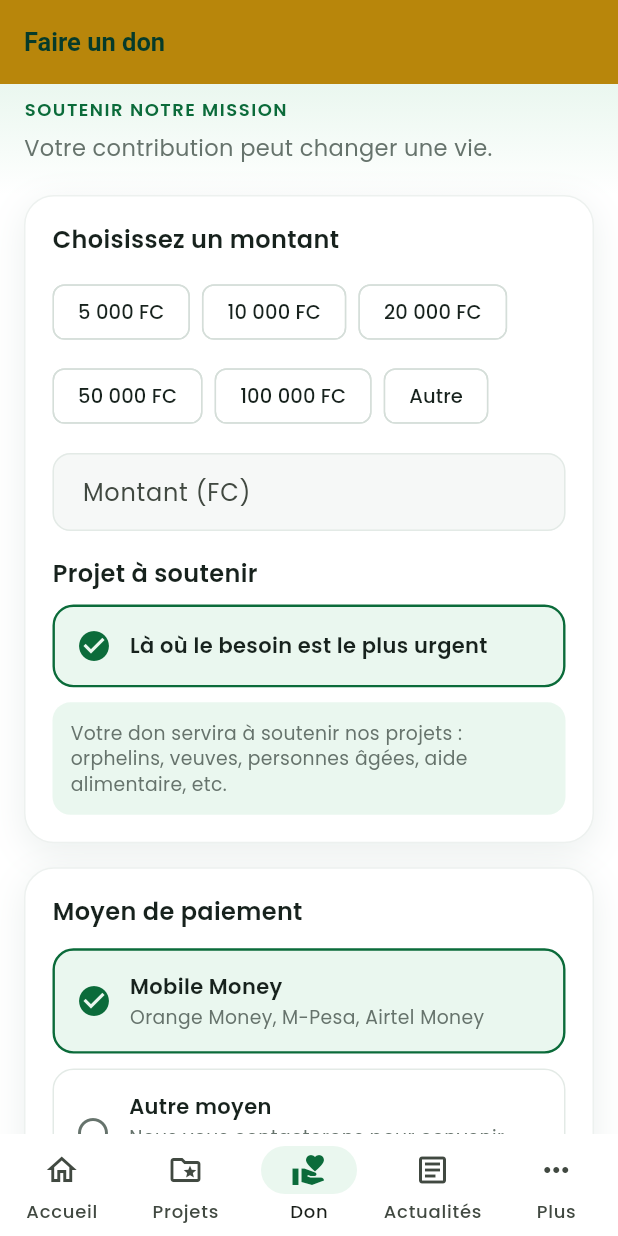
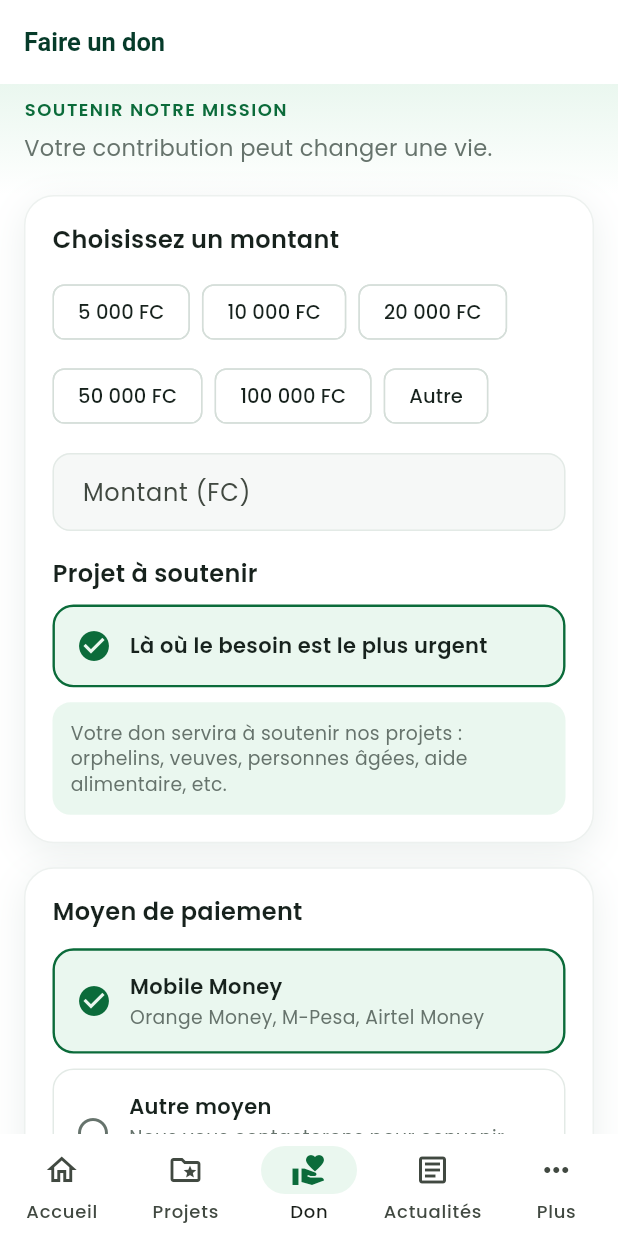
Before and after one commit to mamykalume58-sketch/semences-despoir-app, a Flutter app: the screen it shows after launch, after a tap on "Nous soutenir", on a phone screen of 412 x 824 dp. Run offline on Flutter 3.47's test engine with Material 3 defaults, Android fonts, the phone set to English and light mode, and no system bars; our stand-ins replace cloud_firestore, firebase_auth, firebase_core, google_fonts, google_sign_in, image_picker and 4 more; accounts and stored records are empty.

Commit message:
revert: retour aux couleurs d'origine (blanc/vert), retrait du diagnostic de version

```diff
--- a/lib/main.dart
+++ b/lib/main.dart
@@ -5,11 +5,6 @@ import 'package:flutter/services.dart';
 import 'data/app_info.dart';
 import 'screens/splash_screen.dart';
 import 'theme.dart';
-
-/// Faux tant que le splash screen est affiché (fond vert plein écran),
-/// activé dès que MainShell se lance : la bande dorée du bas n'apparaît
-/// qu'à partir de là, pour ne pas trancher avec le splash.
-final ValueNotifier<bool> showGoldSystemBar = ValueNotifier<bool>(false);
 
 Future<void> main() async {
   WidgetsFlutterBinding.ensureInitialized();
@@ -37,29 +32,6 @@ class SemencesApp extends StatelessWidget {
       debugShowCheckedModeBanner: false,
       theme: buildTheme(),
       home: const SplashScreen(),
-      builder: (context, child) {
-        final bottomPadding = MediaQuery.of(context).padding.bottom;
-        return Stack(
-          children: [
-            if (child != null) child,
-            // Bande dorée sur la vraie barre système du bas (navigation) :
-            // Android 15+ ignore la couleur native, donc on la peint nous-mêmes.
-            // Masquée tant qu'on est sur le splash (voir showGoldSystemBar).
-            ValueListenableBuilder<bool>(
-              valueListenable: showGoldSystemBar,
-              builder: (context, show, _) {
-                if (!show) return const SizedBox.shrink();
-                return Positioned(
-                  bottom: 0, left: 0, right: 0,
-                  child: IgnorePointer(
-                    child: Container(height: bottomPadding, color: const Color(0xFFB8860B)),
-                  ),
-                );
-              },
-            ),
-          ],
-        );
-      },
     );
   }
 }
--- a/lib/screens/more_screen.dart
+++ b/lib/screens/more_screen.dart
@@ -11,8 +11,6 @@ import '../widgets/delete_account_tile.dart';
 import 'package:firebase_auth/firebase_auth.dart';
 import '../services/auth_service.dart';
 import '../services/member_service.dart';
-import 'package:package_info_plus/package_info_plus.dart';
-import 'package:cloud_firestore/cloud_firestore.dart';
 
 /// Onglet « Plus » : menu des pages secondaires + toutes les données de l'ancien footer
 /// (marque/slogan, coordonnées, réseaux sociaux, copyright).
@@ -71,45 +69,8 @@ class MoreScreen extends StatelessWidget {
               style: AppText.small,
             ),
           ),
-          const Gap(8),
-          const Center(child: _DiagVersionInfo()),
         ],
       ),
-    );
-  }
-}
-
-/// TEMPORAIRE — à retirer une fois le diagnostic de mise à jour terminé.
-/// Affiche côte à côte le build installé et celui publié dans Firestore.
-class _DiagVersionInfo extends StatelessWidget {
-  const _DiagVersionInfo();
-
-  Future<String> _load() async {
-    final info = await PackageInfo.fromPlatform();
-    String firestoreCode = '?';
-    try {
-      final doc = await FirebaseFirestore.instance
-          .collection('app_versions')
-          .doc(info.packageName)
-          .get();
-      firestoreCode = doc.data()?['latestVersionCode']?.toString() ?? 'absent';
-    } catch (e) {
-      firestoreCode = 'erreur';
-    }
-    return 'Installé : build ${info.buildNumber}  •  Firestore : build $firestoreCode  •  pkg ${info.packageName}';
-  }
-
-  @override
-  Widget build(BuildContext context) {
-    return FutureBuilder<String>(
-      future: _load(),
-      builder: (context, snap) {
-        return Text(
-          snap.data ?? 'Vérification...',
-          textAlign: TextAlign.center,
-          style: const TextStyle(fontSize: 10, color: AppColors.texteSecondaire),
-        );
-      },
     );
   }
 }
--- a/lib/theme.dart
+++ b/lib/theme.dart
@@ -1,5 +1,4 @@
 import 'package:flutter/material.dart';
-import 'package:flutter/services.dart';
 import 'package:google_fonts/google_fonts.dart';
 
 /// Charte graphique reprise de css/style.css (site web).
@@ -41,13 +40,12 @@ ThemeData buildTheme() {
     textTheme: GoogleFonts.poppinsTextTheme(base.textTheme)
         .apply(bodyColor: AppColors.texte, displayColor: AppColors.texte),
     appBarTheme: const AppBarTheme(
-      backgroundColor: Color(0xFFB8860B),
+      backgroundColor: Colors.white,
       foregroundColor: AppColors.vertFonce,
       elevation: 0,
       scrolledUnderElevation: 1,
       surfaceTintColor: Colors.transparent,
       titleTextStyle: TextStyle(fontSize: 17, fontWeight: FontWeight.w700, color: AppColors.vertFonce),
-      systemOverlayStyle: SystemUiOverlayStyle(statusBarIconBrightness: Brightness.dark),
     ),
     navigationBarTheme: const NavigationBarThemeData(
       backgroundColor: Colors.white,
```
